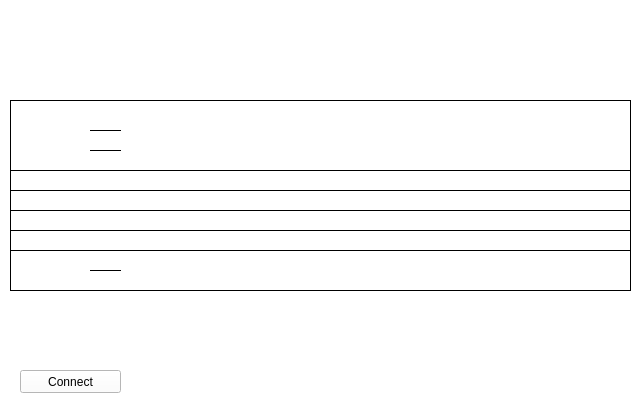
This is Final/final.ui in FelixKalley/reaction-test as Qt 5 draws it before an edit. The edited form follows.
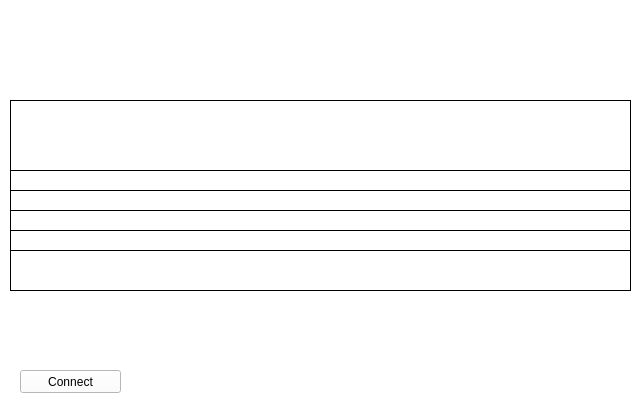
This is the edited form. Icons and pictures are not drawn.

Commit message: lines for high and low notes

```diff
--- a/Final/final.ui
+++ b/Final/final.ui
@@ -151,56 +151,6 @@
      <bool>true</bool>
     </property>
    </widget>
-   <widget class="Line" name="line_08">
-    <property name="geometry">
-     <rect>
-      <x>80</x>
-      <y>160</y>
-      <width>31</width>
-      <height>20</height>
-     </rect>
-    </property>
-    <property name="frameShadow">
-     <enum>QFrame::Plain</enum>
-    </property>
-    <property name="orientation">
-     <enum>Qt::Horizontal</enum>
-    </property>
-   </widget>
-   <widget class="Line" name="line_02">
-    <property name="geometry">
-     <rect>
-      <x>80</x>
-      <y>40</y>
-      <width>31</width>
-      <height>20</height>
-     </rect>
-    </property>
-    <property name="frameShadow">
-     <enum>QFrame::Plain</enum>
-    </property>
-    <property name="orientation">
-     <enum>Qt::Horizontal</enum>
-    </property>
-   </widget>
-   <widget class="Line" name="line_01">
-    <property name="geometry">
-     <rect>
-      <x>80</x>
-      <y>20</y>
-      <width>31</width>
-      <height>20</height>
-     </rect>
-    </property>
-    <property name="frameShadow">
-     <enum>QFrame::Plain</enum>
-    </property>
-    <property name="orientation">
-     <enum>Qt::Horizontal</enum>
-    </property>
-   </widget>
-   <zorder>line_07</zorder>
-   <zorder>line_06</zorder>
    <zorder>line_05</zorder>
    <zorder>line_04</zorder>
    <zorder>line_03</zorder>
```
Left out of the diff: 13 changed lines with no effect on the pictures. The commit also changes 1 other file.
